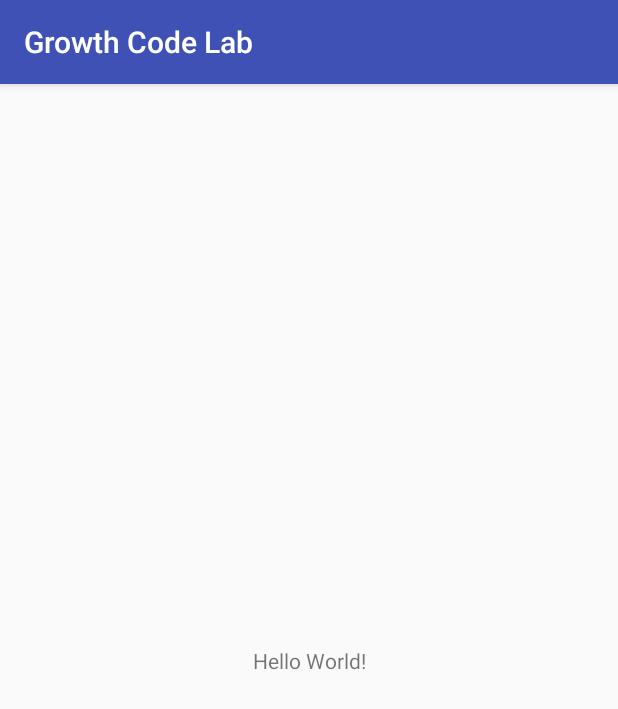
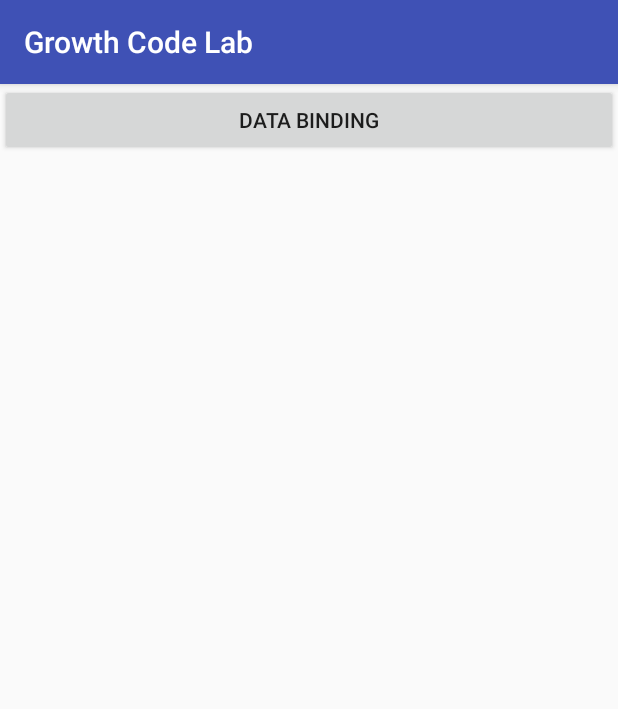
Before and after one commit to xiaoRoy/GrowthCodeLab, an Android app: the screen it shows after launch (MainActivity), on a phone screen of 412 x 824 dp. Shown: the top 709 px of the screen. Run offline under Robolectric (Android 15) with nearby library versions, the phone set to English and light mode, and no system bars.

Commit message:
Finished getting start data binding.

```diff
--- a/app/build.gradle
+++ b/app/build.gradle
@@ -17,6 +17,9 @@ android {
             proguardFiles getDefaultProguardFile('proguard-android.txt'), 'proguard-rules.pro'
         }
     }
+    dataBinding {
+        enabled = true
+    }
 }
 
 dependencies {
--- a/app/src/main/AndroidManifest.xml
+++ b/app/src/main/AndroidManifest.xml
@@ -16,6 +16,7 @@
                 <category android:name="android.intent.category.LAUNCHER"/>
             </intent-filter>
         </activity>
+        <activity android:name=".activity.DataBindingActivity"/>
     </application>
 
 </manifest>
--- a/app/src/main/java/com/learn/growthcodelab/MainActivity.java
+++ b/app/src/main/java/com/learn/growthcodelab/MainActivity.java
@@ -2,12 +2,25 @@ package com.learn.growthcodelab;
 
 import android.support.v7.app.AppCompatActivity;
 import android.os.Bundle;
+import android.view.View;
 
-public class MainActivity extends AppCompatActivity {
+import com.learn.growthcodelab.activity.DataBindingActivity;
+
+public class MainActivity extends AppCompatActivity implements View.OnClickListener{
 
     @Override
     protected void onCreate(Bundle savedInstanceState) {
         super.onCreate(savedInstanceState);
         setContentView(R.layout.activity_main);
+        findViewById(R.id.btn_main_data_binding).setOnClickListener(this);
+    }
+
+    @Override
+    public void onClick(View view) {
+        switch (view.getId()){
+            case R.id.btn_main_data_binding:
+                DataBindingActivity.start(this);
+                break;
+        }
     }
 }
--- a/app/src/main/res/layout/activity_main.xml
+++ b/app/src/main/res/layout/activity_main.xml
@@ -1,19 +1,16 @@
 <?xml version="1.0" encoding="utf-8"?>
-<android.support.constraint.ConstraintLayout
+<LinearLayout
     xmlns:android="http://schemas.android.com/apk/res/android"
-    xmlns:app="http://schemas.android.com/apk/res-auto"
-    xmlns:tools="http://schemas.android.com/tools"
     android:layout_width="match_parent"
     android:layout_height="match_parent"
-    tools:context="com.learn.growthcodelab.MainActivity">
+    android:orientation="vertical"
+    >
 
-    <TextView
-        android:layout_width="wrap_content"
+    <Button
+        android:id="@+id/btn_main_data_binding"
+        android:layout_width="match_parent"
         android:layout_height="wrap_content"
-        android:text="Hello World!"
-        app:layout_constraintBottom_toBottomOf="parent"
-        app:layout_constraintLeft_toLeftOf="parent"
-        app:layout_constraintRight_toRightOf="parent"
-        app:layout_constraintTop_toTopOf="parent"/>
+        android:text="@string/s_data_binding"
+        />
 
-</android.support.constraint.ConstraintLayout>
+</LinearLayout>
--- a/app/src/main/res/values/strings.xml
+++ b/app/src/main/res/values/strings.xml
@@ -1,3 +1,5 @@
 <resources>
     <string name="app_name">Growth Code Lab</string>
+
+    <string name="s_data_binding">Data Binding</string>
 </resources>
```
Also changed, not shown: app/src/main/java/com/learn/growthcodelab/activity/BaseActivity.java (added, +14 -0 lines), app/src/main/java/com/learn/growthcodelab/activity/DataBindingActivity.java (added, +27 -0 lines), app/src/main/java/com/learn/growthcodelab/databinding/model/User.java (added, +28 -0 lines), app/src/main/res/layout/activity_data_binding.xml (added, +26 -0 lines).
